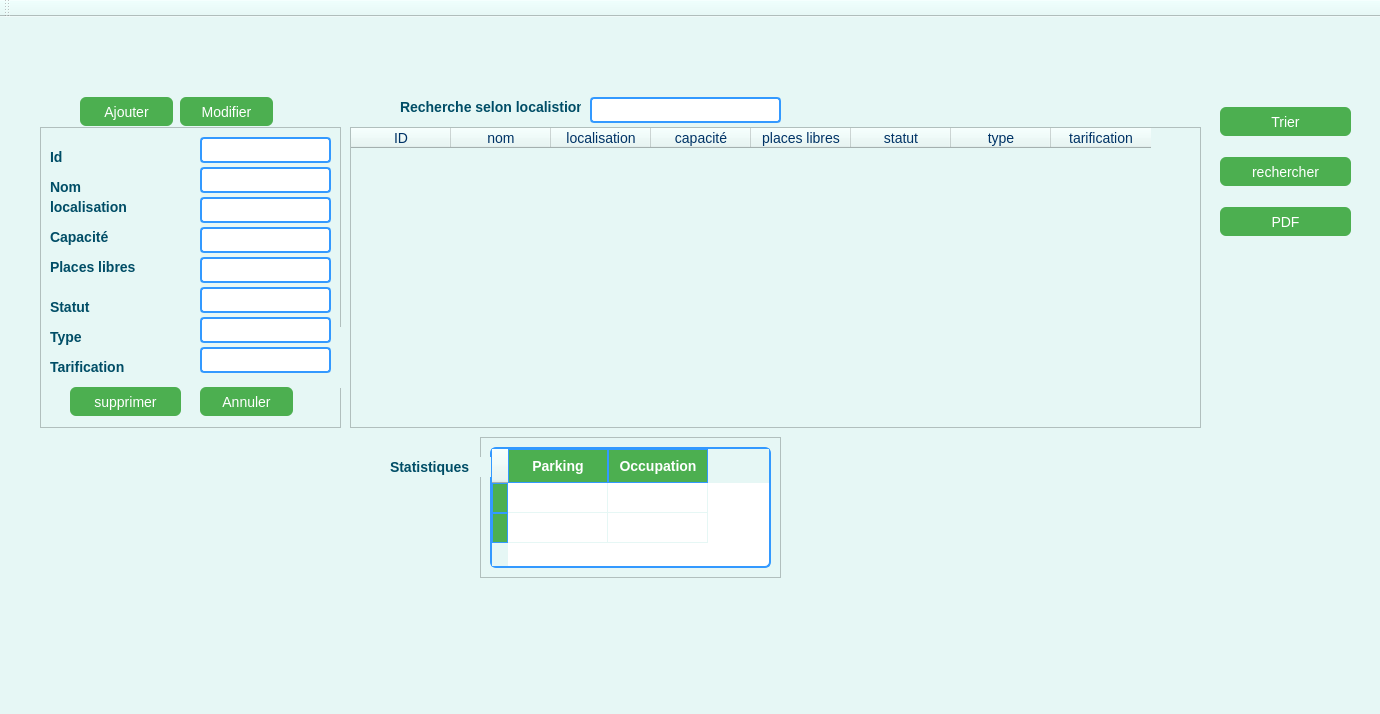
Before: the Qt Designer form mainwindow.ui in Esprit-UP-Algo/projetcpp-2a34-smart-city, drawn with Qt 5.
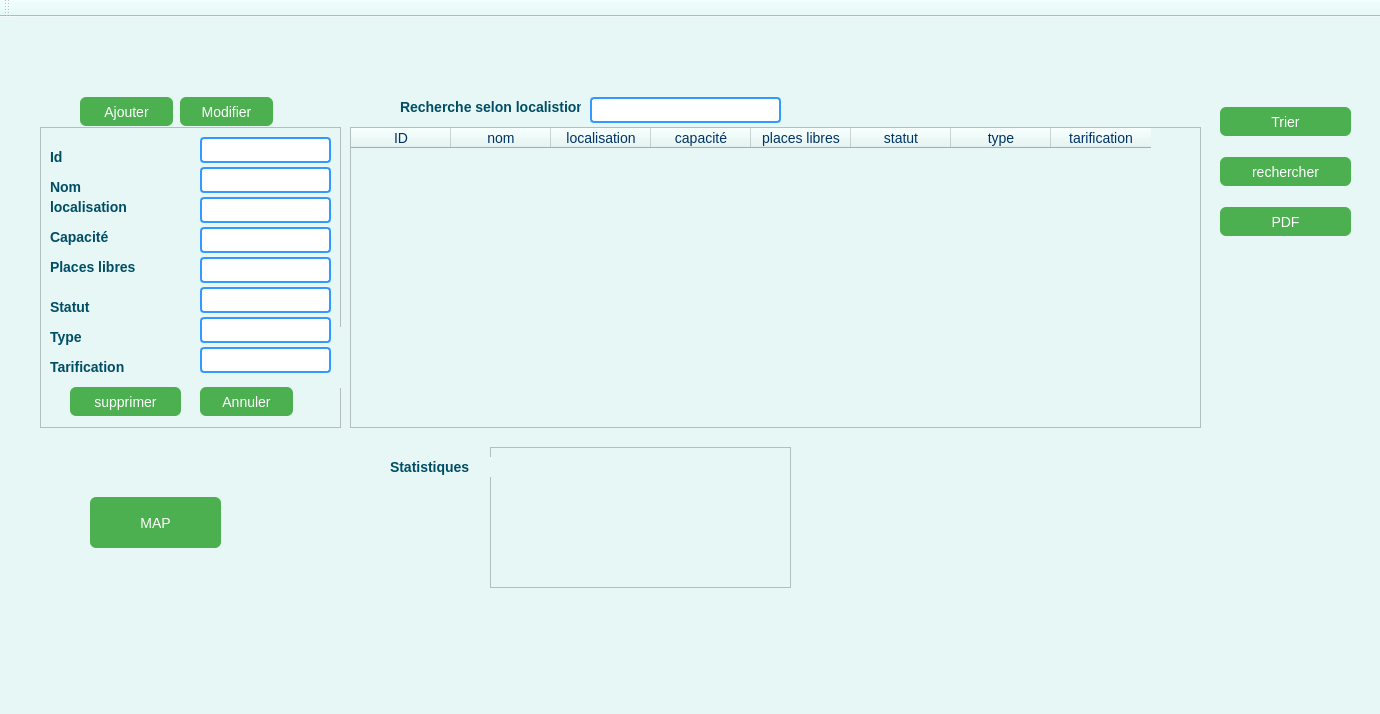
After: the same form once the commit is applied. Icons and pictures are not drawn.

Commit message: Mise à jour du module de gestion des parkings

```diff
--- a/mainwindow.ui
+++ b/mainwindow.ui
@@ -450,8 +450,8 @@
    <widget class="QFrame" name="frame_2">
     <property name="geometry">
      <rect>
-      <x>480</x>
-      <y>420</y>
+      <x>490</x>
+      <y>430</y>
       <width>301</width>
       <height>141</height>
      </rect>
@@ -462,81 +462,6 @@
     <property name="frameShadow">
      <enum>QFrame::Shadow::Raised</enum>
     </property>
-    <widget class="QTableWidget" name="tableWidget_4">
-     <property name="geometry">
-      <rect>
-       <x>10</x>
-       <y>10</y>
-       <width>281</width>
-       <height>121</height>
-      </rect>
-     </property>
-     <property name="styleSheet">
-      <string notr="true">QTableWidget {
-    background-color: #ffffff;   /* fond blanc des cellules */
-    border: 2px solid #3399ff;   /* bordure bleue */
-    border-radius: 6px;
-    gridline-color: #e6f7f5;     /* lignes de séparation discrètes */
-    selection-background-color: #4CAF50; /* fond vert quand sélectionné */
-    selection-color: white;      /* texte blanc quand sélectionné */
-    font-size: 13px;
-    color: #003366; /* texte bleu foncé */
-}
-
-QHeaderView::section {
-    background-color: #4CAF50; /* vert pour l'entête */
-    color: white;
-    padding: 6px;
-    border: 1px solid #3399ff; /* contour bleu */
-    font-weight: bold;
-}
-
-QTableWidget::item:hover {
-    background-color: #cceeff;  /* bleu clair au survol */
-    color: #004d66;
-}</string>
-     </property>
-     <row>
-      <property name="text">
-       <string/>
-      </property>
-     </row>
-     <row>
-      <property name="text">
-       <string/>
-      </property>
-     </row>
-     <column>
-      <property name="text">
-       <string>Parking</string>
-      </property>
-     </column>
-     <column>
-      <property name="text">
-       <string>Occupation</string>
-      </property>
-     </column>
-     <item row="0" column="0">
-      <property name="text">
-       <string/>
-      </property>
-     </item>
-     <item row="0" column="1">
-      <property name="text">
-       <string/>
-      </property>
-     </item>
-     <item row="1" column="0">
-      <property name="text">
-       <string/>
-      </property>
-     </item>
-     <item row="1" column="1">
-      <property name="text">
-       <string/>
-      </property>
-     </item>
-    </widget>
    </widget>
    <widget class="QLabel" name="label_3">
     <property name="geometry">
@@ -597,6 +522,19 @@
      <string>Id</string>
     </property>
    </widget>
+   <widget class="QPushButton" name="pushButton_13">
+    <property name="geometry">
+     <rect>
+      <x>90</x>
+      <y>480</y>
+      <width>131</width>
+      <height>51</height>
+     </rect>
+    </property>
+    <property name="text">
+     <string>MAP</string>
+    </property>
+   </widget>
    <zorder>tableWidget</zorder>
    <zorder>ajouter_bt</zorder>
    <zorder>modifier_bt_2</zorder>
```
Left out of the diff: 1 changed line with no effect on the pictures. The commit also changes 4 other files.
